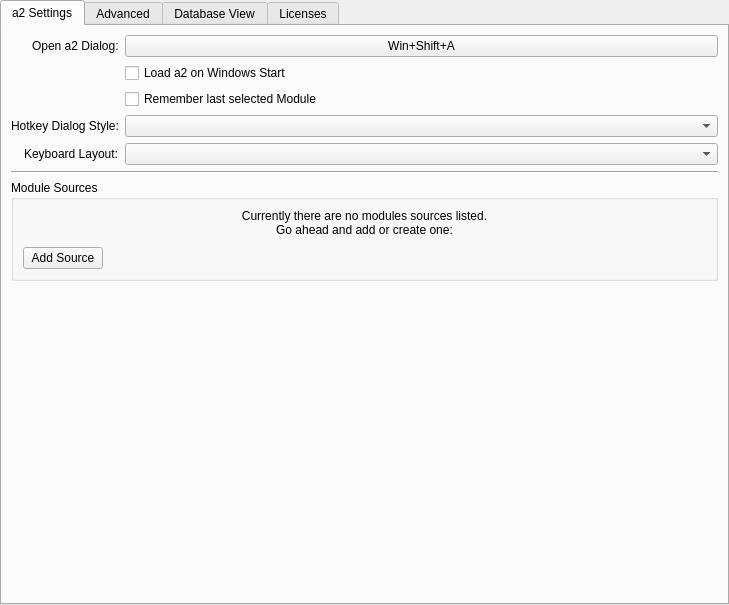
Qt form ui/a2widget/a2settings_view.ui (ewerybody/a2) before a commit.
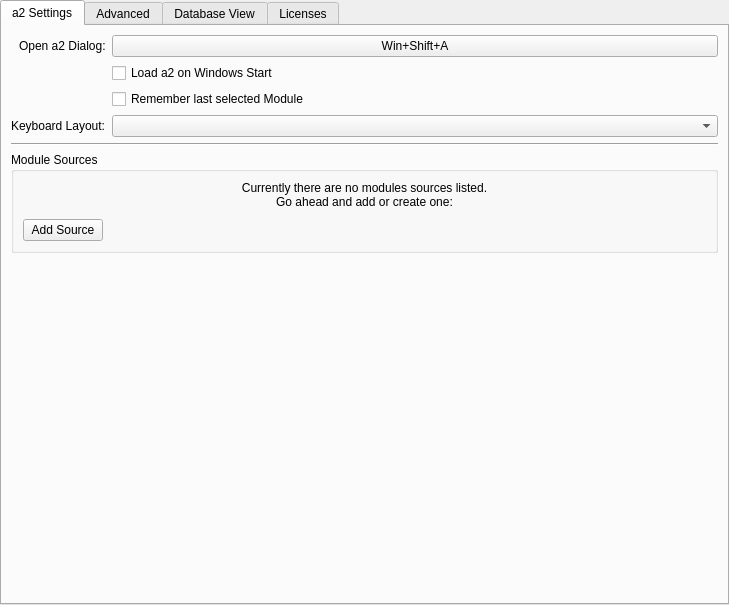
The same form after that commit. Custom widgets are drawn as their Qt base class.

Commit message: hooked up ui with hotkey dialog stlye and layout funcs

The edit to the form file:
```diff
--- a/ui/a2widget/a2settings_view.ui
+++ b/ui/a2widget/a2settings_view.ui
@@ -78,7 +78,17 @@
            </property>
           </widget>
          </item>
-         <item row="5" column="0" colspan="2">
+         <item row="3" column="0">
+          <widget class="QLabel" name="label_13">
+           <property name="text">
+            <string notr="true">Keyboard Layout:</string>
+           </property>
+          </widget>
+         </item>
+         <item row="3" column="1">
+          <widget class="QComboBox" name="hk_dialog_layout"/>
+         </item>
+         <item row="4" column="0" colspan="2">
           <widget class="Line" name="line_2">
            <property name="sizePolicy">
             <sizepolicy hsizetype="Minimum" vsizetype="Fixed">
@@ -97,26 +107,6 @@
            </property>
           </widget>
          </item>
-         <item row="3" column="0">
-          <widget class="QLabel" name="label_7">
-           <property name="text">
-            <string notr="true">Hotkey Dialog Style:</string>
-           </property>
-          </widget>
-         </item>
-         <item row="4" column="0">
-          <widget class="QLabel" name="label_13">
-           <property name="text">
-            <string notr="true">Keyboard Layout:</string>
-           </property>
-          </widget>
-         </item>
-         <item row="3" column="1">
-          <widget class="QComboBox" name="hk_dialog_style"/>
-         </item>
-         <item row="4" column="1">
-          <widget class="QComboBox" name="hk_dialog_layout"/>
-         </item>
         </layout>
        </item>
        <item>
@@ -412,6 +402,16 @@
          </layout>
         </widget>
        </item>
+       <item row="1" column="0">
+        <widget class="QLabel" name="label_7">
+         <property name="text">
+          <string notr="true">Hotkey Dialog Style:</string>
+         </property>
+        </widget>
+       </item>
+       <item row="1" column="1">
+        <widget class="QComboBox" name="hk_dialog_style"/>
+       </item>
       </layout>
      </widget>
      <widget class="QWidget" name="tab_4">
```
Left out of the diff: 2 changed lines with no effect on the pictures. The commit also changes 3 other files.
